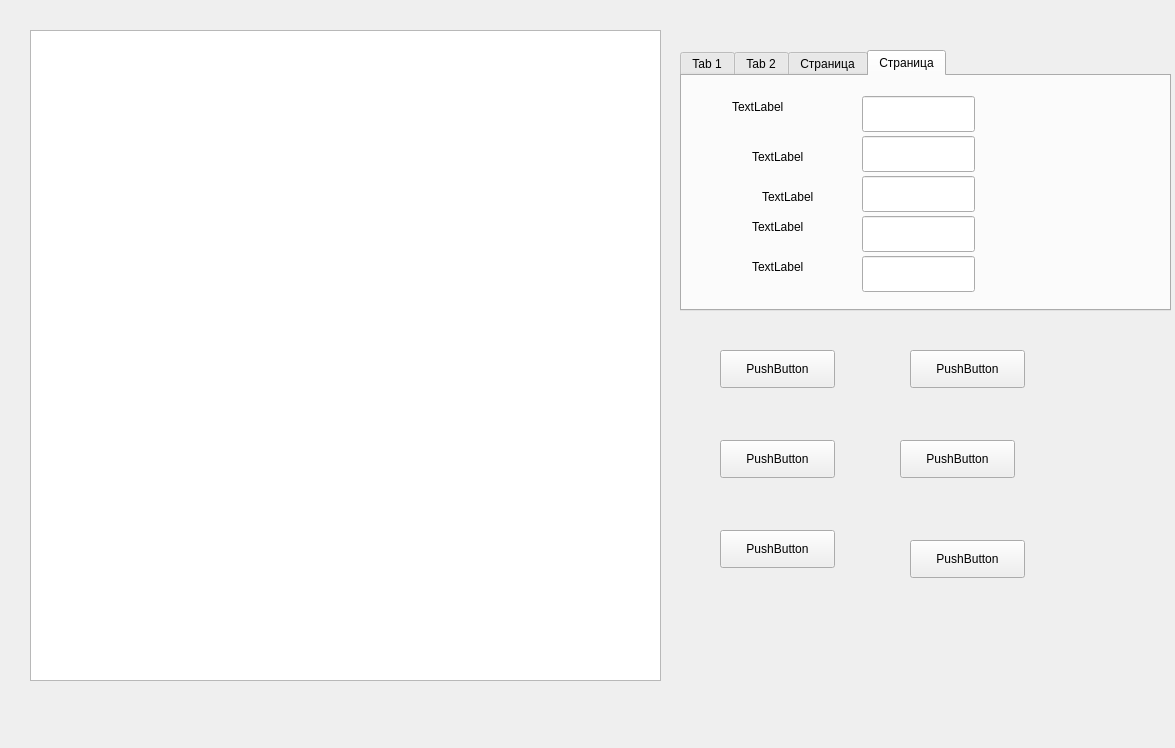
Above: mainwindow.ui from HowToLoseTime/BMT before the change. Below: the same form after it.
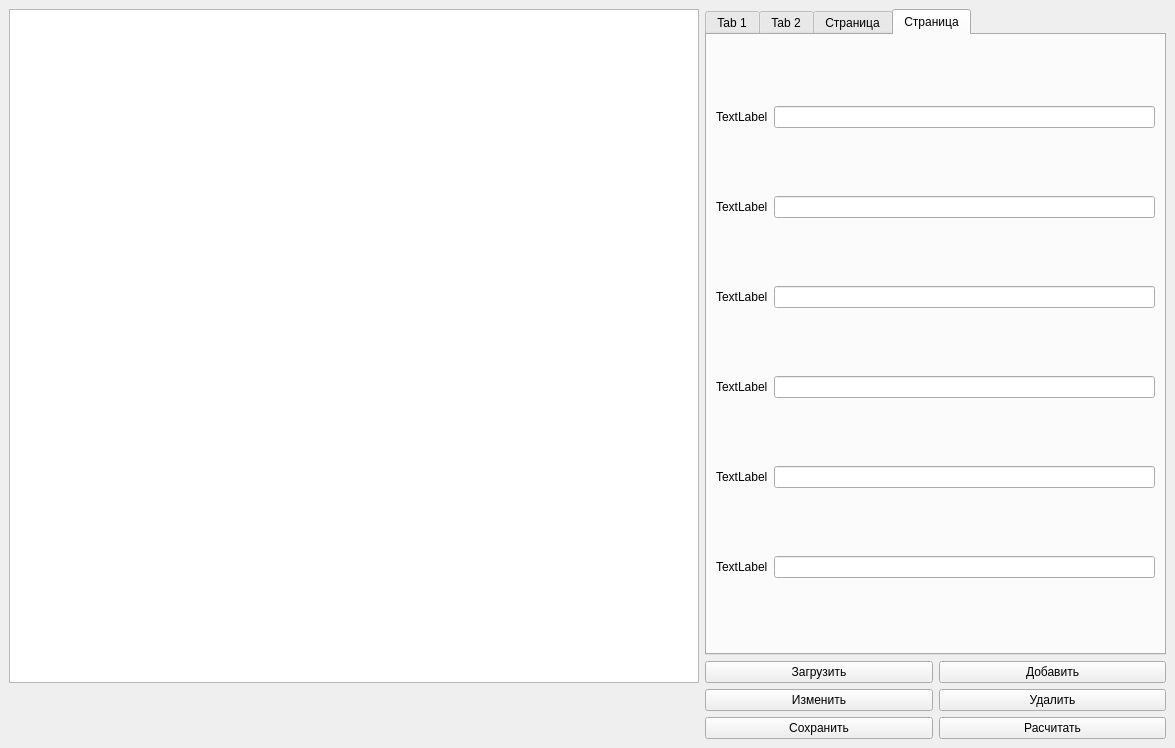
That is the form after the change.

Commit message: Добавил lineEdit объект-->Квадрант

```diff
--- a/mainwindow.ui
+++ b/mainwindow.ui
@@ -14,14 +14,14 @@
    <string>MainWindow</string>
   </property>
   <widget class="QWidget" name="centralwidget">
+   <layout class="QGridLayout" name="gridLayout_6">
+    <item row="0" column="1" colspan="2">
    <widget class="QTabWidget" name="tabWidget">
-    <property name="geometry">
-     <rect>
-      <x>680</x>
-      <y>50</y>
-      <width>491</width>
-      <height>261</height>
-     </rect>
+      <property name="minimumSize">
+       <size>
+        <width>461</width>
+        <height>491</height>
+       </size>
     </property>
     <property name="currentIndex">
      <number>3</number>
@@ -225,211 +225,117 @@
      <attribute name="title">
       <string>Страница</string>
      </attribute>
+       <layout class="QGridLayout" name="gridLayout_5">
+        <item row="0" column="0">
      <widget class="QLabel" name="label_14">
-      <property name="geometry">
-       <rect>
-        <x>50</x>
-        <y>20</y>
-        <width>81</width>
-        <height>22</height>
-       </rect>
-      </property>
       <property name="text">
        <string>TextLabel</string>
       </property>
      </widget>
+        </item>
+        <item row="0" column="1">
+         <widget class="QLineEdit" name="lineEdit_objectX"/>
+        </item>
+        <item row="1" column="0">
      <widget class="QLabel" name="label_15">
-      <property name="geometry">
-       <rect>
-        <x>70</x>
-        <y>70</y>
-        <width>81</width>
-        <height>22</height>
-       </rect>
-      </property>
       <property name="text">
        <string>TextLabel</string>
       </property>
      </widget>
+        </item>
+        <item row="1" column="1">
+         <widget class="QLineEdit" name="lineEdit_objectY"/>
+        </item>
+        <item row="2" column="0">
      <widget class="QLabel" name="label_16">
-      <property name="geometry">
-       <rect>
-        <x>80</x>
-        <y>110</y>
-        <width>81</width>
-        <height>22</height>
-       </rect>
-      </property>
       <property name="text">
        <string>TextLabel</string>
       </property>
      </widget>
+        </item>
+        <item row="2" column="1">
+         <widget class="QLineEdit" name="lineEdit_objectHeight"/>
+        </item>
+        <item row="3" column="0">
      <widget class="QLabel" name="label_17">
-      <property name="geometry">
-       <rect>
-        <x>70</x>
-        <y>140</y>
-        <width>81</width>
-        <height>22</height>
-       </rect>
-      </property>
       <property name="text">
        <string>TextLabel</string>
       </property>
      </widget>
+        </item>
+        <item row="3" column="1">
+         <widget class="QLineEdit" name="lineEdit_objectWidth"/>
+        </item>
+        <item row="4" column="0">
      <widget class="QLabel" name="label_18">
-      <property name="geometry">
-       <rect>
-        <x>70</x>
-        <y>180</y>
-        <width>81</width>
-        <height>22</height>
-       </rect>
-      </property>
       <property name="text">
        <string>TextLabel</string>
       </property>
      </widget>
-     <widget class="QLineEdit" name="lineEdit_objectX">
-      <property name="geometry">
-       <rect>
-        <x>180</x>
-        <y>20</y>
-        <width>113</width>
-        <height>36</height>
-       </rect>
-      </property>
-     </widget>
-     <widget class="QLineEdit" name="lineEdit_objectY">
-      <property name="geometry">
-       <rect>
-        <x>180</x>
-        <y>60</y>
-        <width>113</width>
-        <height>36</height>
-       </rect>
-      </property>
-     </widget>
-     <widget class="QLineEdit" name="lineEdit_objectHeight">
-      <property name="geometry">
-       <rect>
-        <x>180</x>
-        <y>100</y>
-        <width>113</width>
-        <height>36</height>
-       </rect>
-      </property>
+        </item>
+        <item row="4" column="1">
+         <widget class="QLineEdit" name="lineEdit_objectCololr"/>
+        </item>
+        <item row="5" column="0">
+         <widget class="QLabel" name="label_">
+          <property name="text">
+           <string>TextLabel</string>
+          </property>
+         </widget>
+        </item>
+        <item row="5" column="1">
+         <widget class="QLineEdit" name="lineEdit_objectQuadrant"/>
+        </item>
+       </layout>
+      </widget>
      </widget>
-     <widget class="QLineEdit" name="lineEdit_objectWidth">
-      <property name="geometry">
-       <rect>
-        <x>180</x>
-        <y>140</y>
-        <width>113</width>
-        <height>36</height>
-       </rect>
-      </property>
-     </widget>
-     <widget class="QLineEdit" name="lineEdit_objectCololr">
-      <property name="geometry">
-       <rect>
-        <x>180</x>
-        <y>180</y>
-        <width>113</width>
-        <height>36</height>
-       </rect>
-      </property>
-     </widget>
-    </widget>
-   </widget>
+    </item>
+    <item row="1" column="1">
    <widget class="QPushButton" name="pushButton_load">
-    <property name="geometry">
-     <rect>
-      <x>720</x>
-      <y>350</y>
-      <width>115</width>
-      <height>38</height>
-     </rect>
-    </property>
     <property name="text">
-     <string>PushButton</string>
-    </property>
-   </widget>
+       <string>Загрузить</string>
+      </property>
+     </widget>
+    </item>
+    <item row="1" column="2">
    <widget class="QPushButton" name="pushButton_add">
-    <property name="geometry">
-     <rect>
-      <x>910</x>
-      <y>350</y>
-      <width>115</width>
-      <height>38</height>
-     </rect>
-    </property>
     <property name="text">
-     <string>PushButton</string>
-    </property>
-   </widget>
+       <string>Добавить</string>
+      </property>
+     </widget>
+    </item>
+    <item row="2" column="1">
    <widget class="QPushButton" name="pushButton__update">
-    <property name="geometry">
-     <rect>
-      <x>720</x>
-      <y>440</y>
-      <width>115</width>
-      <height>38</height>
-     </rect>
-    </property>
     <property name="text">
-     <string>PushButton</string>
-    </property>
-   </widget>
+       <string>Изменить</string>
+      </property>
+     </widget>
+    </item>
+    <item row="2" column="2">
    <widget class="QPushButton" name="pushButton_del">
-    <property name="geometry">
-     <rect>
-      <x>900</x>
-      <y>440</y>
-      <width>115</width>
-      <height>38</height>
-     </rect>
-    </property>
     <property name="text">
-     <string>PushButton</string>
-    </property>
-   </widget>
+       <string>Удалить</string>
+      </property>
+     </widget>
+    </item>
+    <item row="3" column="1">
    <widget class="QPushButton" name="pushButton_save">
-    <property name="geometry">
-     <rect>
-      <x>720</x>
-      <y>530</y>
-      <width>115</width>
-      <height>38</height>
-     </rect>
-    </property>
     <property name="text">
-     <string>PushButton</string>
-    </property>
-   </widget>
+       <string>Сохранить</string>
+      </property>
+     </widget>
+    </item>
+    <item row="3" column="2">
    <widget class="QPushButton" name="pushButton_solve">
-    <property name="geometry">
-     <rect>
-      <x>910</x>
-      <y>540</y>
-      <width>115</width>
-      <height>38</height>
-     </rect>
-    </property>
     <property name="text">
-     <string>PushButton</string>
-    </property>
-   </widget>
-   <widget class="QGraphicsView" name="graphicsView">
-    <property name="geometry">
-     <rect>
-      <x>30</x>
-      <y>30</y>
-      <width>631</width>
-      <height>651</height>
-     </rect>
-    </property>
-   </widget>
+       <string>Расчитать</string>
+      </property>
+     </widget>
+    </item>
+    <item row="0" column="0" rowspan="2">
+     <widget class="QGraphicsView" name="graphicsView"/>
+    </item>
+   </layout>
   </widget>
  </widget>
  <resources/>
```
Left out of the diff: 186 changed lines with no effect on the pictures. Lines whose indentation alone changed are shown as unchanged.
